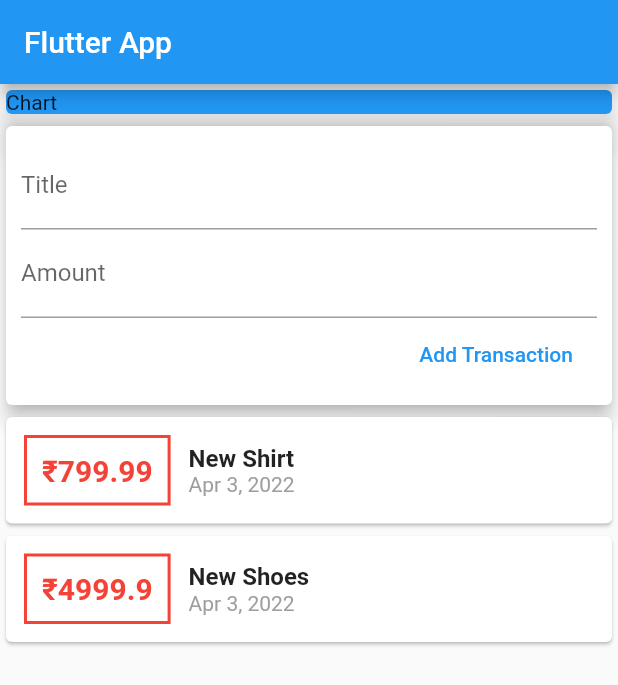
After one commit to shreyashroars/expense_manager, a Flutter app: the screen it shows after launch, on a phone screen of 412 x 824 dp. The commit adds this screen. Shown: the top 685 px of the screen. Run offline on Flutter 3.47's test engine with Material 2 defaults, Android fonts, the phone set to English and light mode, and no system bars.

Commit message:
splitting widgets,adding new tx to list,ListView

```diff
--- /dev/null
+++ b/lib/widgets/new_transaction.dart
@@ -0,0 +1,49 @@
+import 'package:flutter/material.dart';
+
+// ignore: use_key_in_widget_constructors
+class NewTransaction extends StatelessWidget {
+  //const NewTransaction({ Key? key }) : super(key: key);
+  final Function addTx;
+  final titleController = TextEditingController();
+  final amountController = TextEditingController();
+  NewTransaction(this.addTx);
+  @override
+  Widget build(BuildContext context) {
+    return Card(
+      elevation: 5,
+      child: Container(
+        padding: const EdgeInsets.all(10),
+        child: Column(
+          crossAxisAlignment: CrossAxisAlignment.end,
+          children: [
+            TextField(
+              decoration: const InputDecoration(labelText: 'Title'),
+              //onChanged: (value) => titleValue = value,
+              controller: titleController,
+            ),
+            TextField(
+              decoration: const InputDecoration(labelText: 'Amount'),
+              // onChanged: (value) => amountValue = value,
+              controller: amountController,
+            ),
+            //Note: here addTx is a pointer to the function _addNewTransaction method
+            //of the _UserTransaction class. This is req. bcos both the method and class
+            //are private so we cannot directly access them from NewTransaction class (other class)
+            //so we pass the function _addNewTransaction to the  NewTransaction class where we make
+            // pointer and then pass it to a constructor and then we can use it anywhere inside
+            //this class
+            FlatButton(
+                onPressed: () {
+                  addTx(titleController.text,
+                      double.parse(amountController.text));
+                },
+                child: const Text(
+                  'Add Transaction',
+                  style: TextStyle(color: Colors.blue),
+                ))
+          ],
+        ),
+      ),
+    );
+  }
+}
--- /dev/null
+++ b/lib/widgets/transaction_list.dart
@@ -0,0 +1,61 @@
+import 'package:flutter/material.dart';
+import 'package:intl/intl.dart';
+//  .. means to go up a subbfolder in the same folder
+import '../models/transaction.dart';
+
+// ignore: use_key_in_widget_constructors
+class TransactionList extends StatelessWidget {
+  //const TransactionList({ Key? key }) : super(key: key);
+
+  List<Transaction> transactions;
+
+  // ignore: use_key_in_widget_constructors
+
+  TransactionList(this.transactions);
+
+  @override
+  Widget build(BuildContext context) {
+    return Container(
+      height: 400,
+      child: ListView(
+        children: transactions.map((tx) {
+          return Card(
+            child: Row(
+              children: [
+                Container(
+                  margin:
+                      const EdgeInsets.symmetric(vertical: 12, horizontal: 12),
+                  decoration: BoxDecoration(
+                      border: Border.all(
+                    color: Colors.red,
+                    width: 2,
+                  )),
+                  padding: const EdgeInsets.all(10),
+                  child: Text('\u{20B9}${tx.amount}',
+                      style: const TextStyle(
+                          fontWeight: FontWeight.bold,
+                          fontSize: 20,
+                          color: Colors.red)),
+                ),
+                Column(
+                  crossAxisAlignment: CrossAxisAlignment.start,
+                  children: [
+                    Text(
+                      tx.title,
+                      style: const TextStyle(
+                          fontWeight: FontWeight.bold, fontSize: 16),
+                    ),
+                    Text(
+                      DateFormat.yMMMd().format(tx.date),
+                      style: const TextStyle(color: Colors.grey),
+                    ),
+                  ],
+                )
+              ],
+            ),
+          );
+        }).toList(),
+      ),
+    );
+  }
+}
--- /dev/null
+++ b/lib/widgets/user_transaction.dart
@@ -0,0 +1,59 @@
+import 'package:expense_manager/models/transaction.dart';
+import 'package:flutter/material.dart';
+
+import './new_transaction.dart';
+import './transaction_list.dart';
+
+// ignore: use_key_in_widget_constructors
+class UserTransaction extends StatefulWidget {
+  //const UserTransaction({ Key? key }) : super(key: key);
+
+  @override
+  State<UserTransaction> createState() => _UserTransactionState();
+}
+
+class _UserTransactionState extends State<UserTransaction> {
+  final List<Transaction> _userTransaction = [
+    Transaction(
+      id: 'r1',
+      title: 'New Shirt',
+      amount: 799.99,
+      date: DateTime.now(),
+    ),
+    Transaction(
+      id: 'r2',
+      title: 'New Shoes',
+      amount: 4999.90,
+      date: DateTime.now(),
+    ),
+    /*Transaction(
+      id: 'r3',
+      title: 'New Jeans',
+      amount: 1099.00,
+      date: DateTime.now(),
+    ),*/
+  ];
+  void _addNewTransaction(String txtitle, double txamount) {
+    final newTx = Transaction(
+        id: DateTime.now().toString(),
+        title: txtitle,
+        amount: txamount,
+        date: DateTime.now());
+
+    setState(() {
+      _userTransaction.add(newTx);
+    });
+  }
+
+  @override
+  Widget build(BuildContext context) {
+    return Column(
+      children: [
+        //New Transaction contains the textField i.e the new Transaction to be added
+        NewTransaction(_addNewTransaction),
+        //TransactionList contains the list of transactions
+        TransactionList(_userTransaction),
+      ],
+    );
+  }
+}
```
Also changed, not shown: lib/main.dart (+9 -86 lines), lib/models/transaction.dart (renamed from lib/transaction.dart).
